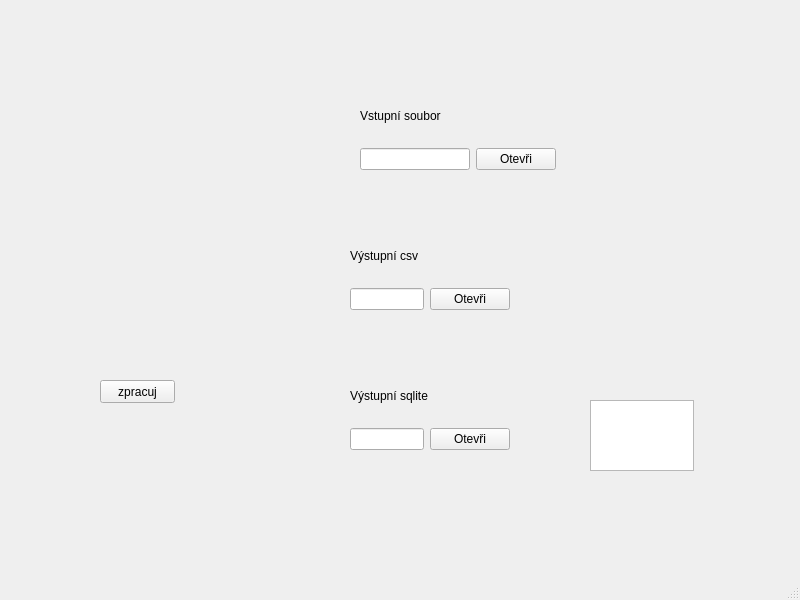
Old version of the form mainwindow.ui in the repository frutabruta/MpvLogParser.
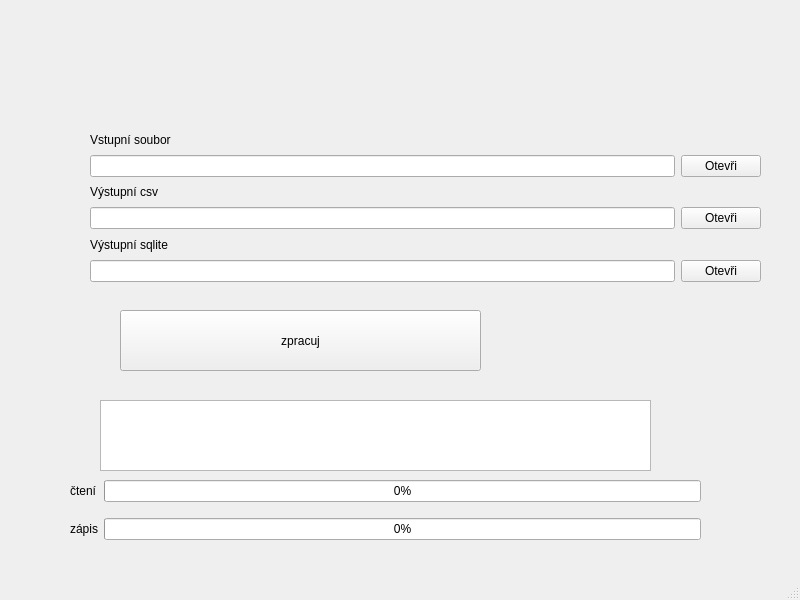
New version of the form.

Commit message: zprovoznění progress baru, zrychlení, oprava pádů

What changed in the file:
```diff
--- a/mainwindow.ui
+++ b/mainwindow.ui
@@ -14,15 +14,40 @@
    <string>MainWindow</string>
   </property>
   <widget class="QWidget" name="centralwidget">
-   <widget class="QWidget" name="verticalLayoutWidget">
+   <widget class="QPushButton" name="pushButton_process">
     <property name="geometry">
      <rect>
-      <x>360</x>
-      <y>90</y>
-      <width>196</width>
-      <height>80</height>
+      <x>120</x>
+      <y>310</y>
+      <width>361</width>
+      <height>61</height>
      </rect>
     </property>
+    <property name="text">
+     <string>zpracuj</string>
+    </property>
+   </widget>
+   <widget class="QPlainTextEdit" name="errorlog">
+    <property name="geometry">
+     <rect>
+      <x>100</x>
+      <y>400</y>
+      <width>551</width>
+      <height>71</height>
+     </rect>
+    </property>
+   </widget>
+   <widget class="QWidget" name="verticalLayoutWidget_4">
+    <property name="geometry">
+     <rect>
+      <x>90</x>
+      <y>130</y>
+      <width>671</width>
+      <height>152</height>
+     </rect>
+    </property>
+    <layout class="QVBoxLayout" name="verticalLayout_4">
+     <item>
     <layout class="QVBoxLayout" name="verticalLayout">
      <item>
       <widget class="QLabel" name="label">
@@ -46,16 +71,8 @@
       </layout>
      </item>
     </layout>
-   </widget>
-   <widget class="QWidget" name="verticalLayoutWidget_2">
-    <property name="geometry">
-     <rect>
-      <x>350</x>
-      <y>230</y>
-      <width>160</width>
-      <height>80</height>
-     </rect>
-    </property>
+     </item>
+     <item>
     <layout class="QVBoxLayout" name="verticalLayout_2">
      <item>
       <widget class="QLabel" name="label_2">
@@ -79,16 +96,8 @@
       </layout>
      </item>
     </layout>
-   </widget>
-   <widget class="QWidget" name="verticalLayoutWidget_3">
-    <property name="geometry">
-     <rect>
-      <x>350</x>
-      <y>370</y>
-      <width>160</width>
-      <height>80</height>
-     </rect>
-    </property>
+     </item>
+     <item>
     <layout class="QVBoxLayout" name="verticalLayout_3">
      <item>
       <widget class="QLabel" name="label_3">
@@ -112,29 +121,48 @@
       </layout>
      </item>
     </layout>
+     </item>
+    </layout>
    </widget>
-   <widget class="QPushButton" name="pushButton_process">
+   <widget class="QWidget" name="gridLayoutWidget">
     <property name="geometry">
      <rect>
-      <x>100</x>
-      <y>380</y>
-      <width>75</width>
-      <height>23</height>
+      <x>70</x>
+      <y>470</y>
+      <width>631</width>
+      <height>80</height>
      </rect>
     </property>
+    <layout class="QGridLayout" name="gridLayout">
+     <item row="0" column="1">
+      <widget class="QProgressBar" name="progressBar2">
+       <property name="value">
+        <number>0</number>
+       </property>
+      </widget>
+     </item>
+     <item row="0" column="0">
+      <widget class="QLabel" name="label_4">
     <property name="text">
-     <string>zpracuj</string>
-    </property>
-   </widget>
-   <widget class="QPlainTextEdit" name="errorlog">
-    <property name="geometry">
-     <rect>
-      <x>590</x>
-      <y>400</y>
-      <width>104</width>
-      <height>71</height>
-     </rect>
-    </property>
+        <string>čtení</string>
+       </property>
+      </widget>
+     </item>
+     <item row="1" column="1">
+      <widget class="QProgressBar" name="progressBar3">
+       <property name="value">
+        <number>0</number>
+       </property>
+      </widget>
+     </item>
+     <item row="1" column="0">
+      <widget class="QLabel" name="label_5">
+       <property name="text">
+        <string>zápis</string>
+       </property>
+      </widget>
+     </item>
+    </layout>
    </widget>
   </widget>
   <widget class="QMenuBar" name="menubar">
```
Lines whose indentation alone changed are shown as unchanged. The commit also changes 7 other files.
